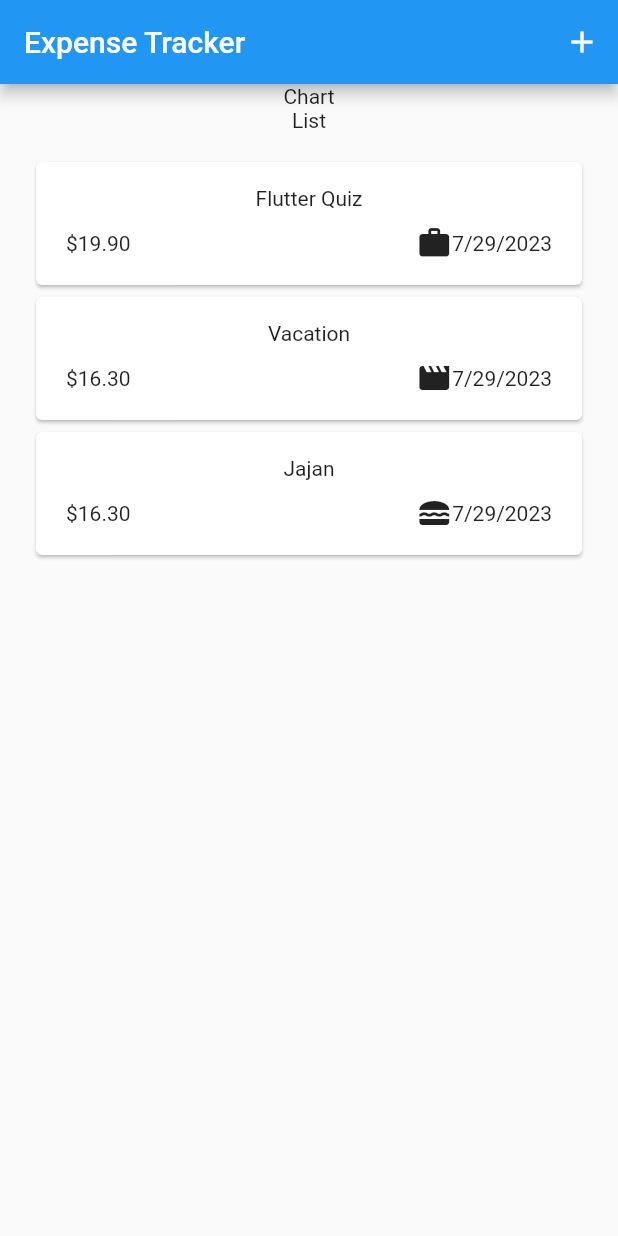
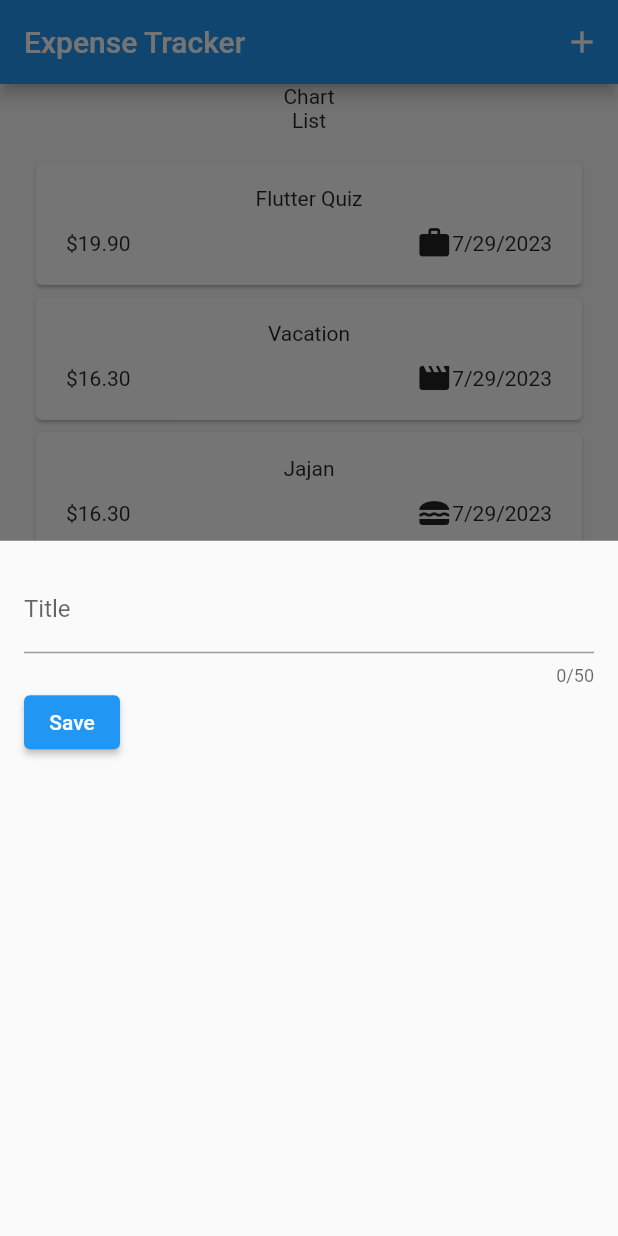
Before and after one commit to bigbagas/expense_tracker, a Flutter app: the screen it shows after launch, after a tap on the "add" icon, on a phone screen of 412 x 824 dp. Run offline on Flutter 3.47's test engine with Material 2 defaults, Android fonts, the phone set to English and light mode, and no system bars.

Commit message:
using TextEditingController

```diff
--- a/lib/widgets/expenses.dart
+++ b/lib/widgets/expenses.dart
@@ -1,5 +1,6 @@
 import 'package:expense_tracker/widgets/expense_list/expenses_list.dart';
 import 'package:expense_tracker/models/expense.dart';
+import 'package:expense_tracker/widgets/new_expense.dart';
 import 'package:flutter/material.dart';
 
 class Expenses extends StatefulWidget {
@@ -30,6 +31,14 @@ class _ExpensesState extends State<Expenses> {
       category: Category.food,
     ),
   ];
+
+  void _openAddExpenseOverlay() {
+    showModalBottomSheet(
+      context: context,
+      builder: (ctx) => const NewExpense(),
+    );
+  }
+
   @override
   Widget build(BuildContext context) {
     return Scaffold(
@@ -37,7 +46,7 @@ class _ExpensesState extends State<Expenses> {
         title: const Text('Expense Tracker'),
         actions: [
           IconButton(
-            onPressed: () {},
+            onPressed: _openAddExpenseOverlay,
             icon: const Icon(Icons.add),
           ),
         ],
--- /dev/null
+++ b/lib/widgets/new_expense.dart
@@ -0,0 +1,52 @@
+import 'package:flutter/material.dart';
+
+class NewExpense extends StatefulWidget {
+  const NewExpense({super.key});
+
+  @override
+  State<NewExpense> createState() => _NewExpenseState();
+}
+
+class _NewExpenseState extends State<NewExpense> {
+  // var _enteredTitle = '';
+
+  // void _saveTitleInput(String inputValue) {
+  //   _enteredTitle = inputValue;
+  // }
+
+  final _titleController = TextEditingController();
+
+  @override
+  void dispose() {
+    _titleController.dispose();
+    super.dispose();
+  }
+
+  @override
+  Widget build(BuildContext context) {
+    return Padding(
+      padding: const EdgeInsets.all(16),
+      child: Column(
+        children: [
+          TextField(
+            controller: _titleController,
+            maxLength: 50,
+            decoration: const InputDecoration(
+              label: Text('Title'),
+            ),
+          ),
+          Row(
+            children: [
+              ElevatedButton(
+                onPressed: () {
+                  print(_titleController.text);
+                },
+                child: const Text('Save'),
+              ),
+            ],
+          ),
+        ],
+      ),
+    );
+  }
+}
```
